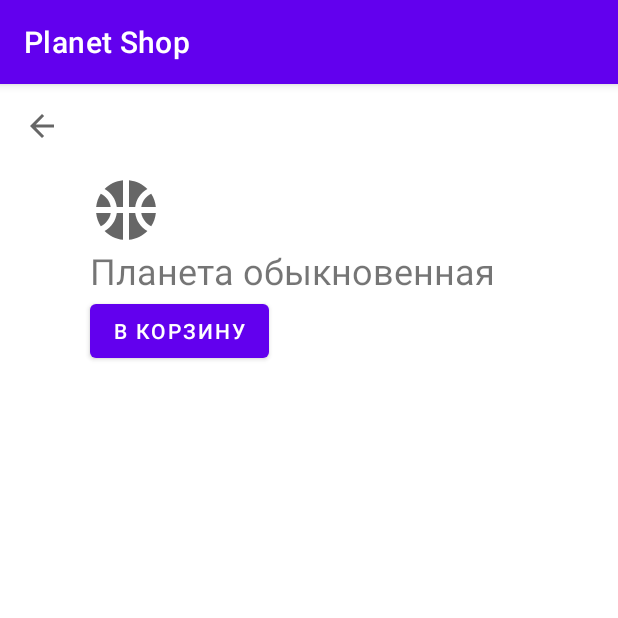
After one commit to holyfame/mipt2021_android_project_2, an Android app: the fragment PlanetsGalleryFragment placed in its activity, on a phone screen of 412 x 824 dp, the top half of it. The commit adds this screen. Run offline under Robolectric (Android 15) with nearby library versions, the phone set to English and light mode, and no system bars; libraries missing offline, so code that uses them is left out: by.kirich1409.viewbindingdelegate; 3 statements that could not run were skipped.

Commit message:
Add PlanetsGallery page

```diff
--- a/app/src/main/java/org/mipt/planetshop/presentation/landingPage/LandingPageFragment.kt
+++ b/app/src/main/java/org/mipt/planetshop/presentation/landingPage/LandingPageFragment.kt
@@ -2,10 +2,12 @@ package org.mipt.planetshop.presentation.landingPage
 
 import android.os.Bundle
 import android.view.View
+import androidx.fragment.app.commit
 import by.kirich1409.viewbindingdelegate.viewBinding
 import org.mipt.planetshop.R
 import org.mipt.planetshop.databinding.LandingPageBinding
 import org.mipt.planetshop.presentation.common.BaseFragment
+import org.mipt.planetshop.presentation.planetsGallery.PlanetsGalleryFragment
 
 class LandingPageFragment : BaseFragment(R.layout.landing_page) {
 
@@ -18,6 +20,17 @@ class LandingPageFragment : BaseFragment(R.layout.landing_page) {
         viewBinding.landingPageIncreaseDate.setOnClickListener {
             count ++
             setTextToCounter()
+        }
+        viewBinding.landingPageShowGallery.setOnClickListener {
+            showGallery()
+        }
+    }
+
+    private fun showGallery() {
+        val fragment = PlanetsGalleryFragment()
+        parentFragmentManager.commit(allowStateLoss = true) {
+            replace(R.id.main_activity_container, fragment)
+            addToBackStack(null)
         }
     }
 
--- /dev/null
+++ b/app/src/main/java/org/mipt/planetshop/presentation/planetsGallery/PlanetsGalleryFragment.kt
@@ -0,0 +1,23 @@
+package org.mipt.planetshop.presentation.planetsGallery
+
+import android.os.Bundle
+import android.view.View
+import by.kirich1409.viewbindingdelegate.viewBinding
+import org.mipt.planetshop.R
+import org.mipt.planetshop.databinding.PlanetsGalleryBinding
+import org.mipt.planetshop.presentation.common.BaseFragment
+
+class PlanetsGalleryFragment : BaseFragment(R.layout.planets_gallery) {
+
+    private val viewBinding by viewBinding(PlanetsGalleryBinding::bind)
+
+    override fun onViewCreated(view: View, savedInstanceState: Bundle?) {
+        super.onViewCreated(view, savedInstanceState)
+
+        viewBinding.planetsGalleryArrowBack.setOnClickListener {
+            parentFragmentManager.popBackStack()
+        }
+
+    }
+
+}
--- a/app/src/main/res/layout/landing_page.xml
+++ b/app/src/main/res/layout/landing_page.xml
@@ -41,16 +41,16 @@
         android:layout_width="wrap_content"
         android:layout_height="wrap_content"
         android:text="Увеличить дату"
-        app:layout_constraintBottom_toTopOf="@+id/landing_page_next_button"
+        app:layout_constraintBottom_toTopOf="@+id/landing_page_show_gallery"
         app:layout_constraintStart_toStartOf="parent"
         app:layout_constraintEnd_toEndOf="parent"
         />
 
     <Button
-        android:id="@+id/landing_page_next_button"
+        android:id="@+id/landing_page_show_gallery"
         android:layout_width="wrap_content"
         android:layout_height="wrap_content"
-        android:text="Далее"
+        android:text="В магазин"
         app:layout_constraintBottom_toBottomOf="parent"
         app:layout_constraintStart_toStartOf="parent"
         app:layout_constraintEnd_toEndOf="parent"
--- /dev/null
+++ b/app/src/main/res/layout/planets_gallery.xml
@@ -0,0 +1,49 @@
+<?xml version="1.0" encoding="utf-8"?>
+<androidx.constraintlayout.widget.ConstraintLayout xmlns:android="http://schemas.android.com/apk/res/android"
+    xmlns:tools="http://schemas.android.com/tools"
+    android:layout_width="match_parent"
+    android:layout_height="match_parent"
+    xmlns:app="http://schemas.android.com/apk/res-auto"
+    >
+
+    <ImageView
+        android:id="@+id/planets_gallery_arrow_back"
+        android:layout_width="wrap_content"
+        android:layout_height="wrap_content"
+        android:padding="16dp"
+        android:background="?attr/selectableItemBackgroundBorderless"
+        app:srcCompat="@drawable/ic_baseline_arrow_back_24"
+        app:layout_constraintStart_toStartOf="parent"
+        app:layout_constraintTop_toTopOf="parent"
+        />
+
+    <ImageView
+        android:id="@+id/planets_gallery_sample_image"
+        android:layout_width="wrap_content"
+        android:layout_height="wrap_content"
+        app:srcCompat="@drawable/ic_baseline_sports_basketball_24"
+        app:layout_constraintTop_toTopOf="parent"
+        app:layout_constraintStart_toStartOf="parent"
+        android:layout_margin="60dp"/>
+
+    <TextView
+        android:id="@+id/planets_gallery_sample_description"
+        android:layout_width="wrap_content"
+        android:layout_height="wrap_content"
+        android:text="Планета обыкновенная"
+        android:textSize="24sp"
+        app:layout_constraintStart_toStartOf="@id/planets_gallery_sample_image"
+        app:layout_constraintTop_toBottomOf="@id/planets_gallery_sample_image"
+        />
+
+    <Button
+        android:id="@+id/planets_gallery_sample_buy_button"
+        android:layout_width="wrap_content"
+        android:layout_height="wrap_content"
+        android:text="В корзину"
+        app:layout_constraintTop_toBottomOf="@id/planets_gallery_sample_description"
+        app:layout_constraintStart_toStartOf="@id/planets_gallery_sample_description"
+        >
+    </Button>
+
+</androidx.constraintlayout.widget.ConstraintLayout>
```
